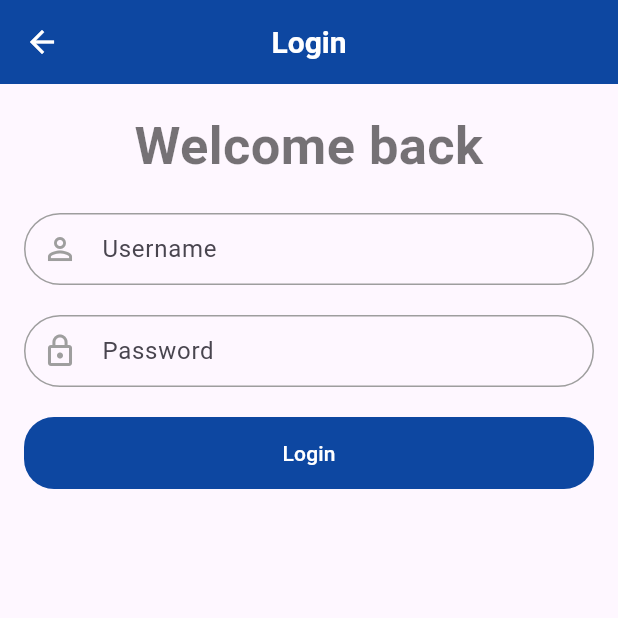
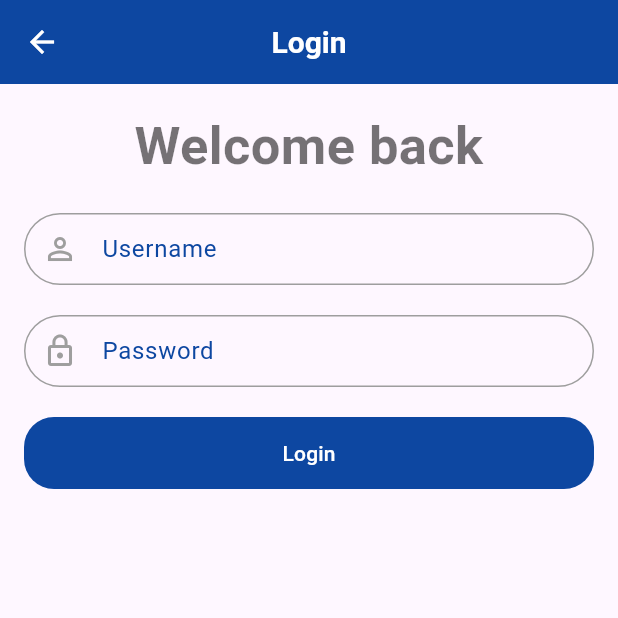
Before and after one commit to morikeli/watchdog-mobile-app, a Flutter app: the screen it shows after launch, after a tap on "Skip", after a tap on "Get started", on a phone screen of 412 x 824 dp, the top half of it. Run offline on Flutter 3.47's test engine with Material 3 defaults, Android fonts, the phone set to English and light mode, and no system bars; our stand-ins replace flutter_map, latlong2, smooth_page_indicator.

Commit message:
replaced initial color with kPrimaryColor

```diff
--- a/lib/pages/login.dart
+++ b/lib/pages/login.dart
@@ -94,6 +94,7 @@ class _LoginPageState extends State<LoginPage> {
                   prefixIcon: const Icon(Icons.person_outline),
                   prefixIconColor: Colors.grey,
                   labelText: 'Username',
+                  labelStyle: const TextStyle(color: kPrimaryColor),
                   hintText: 'Enter your username',
                   contentPadding: const EdgeInsets.symmetric(horizontal: 22, vertical: 10),
                   enabledBorder: OutlineInputBorder(
@@ -121,6 +122,7 @@ class _LoginPageState extends State<LoginPage> {
                   prefixIcon: const Icon(Icons.lock_outline),
                   prefixIconColor: Colors.grey,
                   labelText: 'Password',
+                  labelStyle: const TextStyle(color: kPrimaryColor),
                   hintText: 'Enter your password',
                   contentPadding: const EdgeInsets.symmetric(horizontal: 22, vertical: 10),
                   enabledBorder: OutlineInputBorder(
@@ -147,7 +149,7 @@ class _LoginPageState extends State<LoginPage> {
                 width: double.infinity,
                 decoration: BoxDecoration(
                   borderRadius: BorderRadius.circular(20),
-                  color: Colors.blue.shade900
+                  color: kPrimaryColor
                 ),
                 child: TextButton(
                   onPressed: () {
--- a/lib/screens/onboarding/onboarding.dart
+++ b/lib/screens/onboarding/onboarding.dart
@@ -1,5 +1,6 @@
 import 'package:flutter/material.dart';
 import 'package:smooth_page_indicator/smooth_page_indicator.dart';
+import 'package:watchdog/constants/colors.dart';
 import 'package:watchdog/pages/login.dart';
 import 'package:watchdog/screens/onboarding/onboarding_view.dart';
 
@@ -29,13 +30,13 @@ class _OnboardingScreenState extends State<OnboardingScreen> {
                 onPressed: () {
                   pageController.jumpToPage(controller.items.length - 1);
                 },
-                child: const Text('Skip'),
+                child: const Text('Skip', style: TextStyle(color: kPrimaryColor)),
               ),
               SmoothPageIndicator(
                 controller: pageController,
                 count: controller.items.length,
-                effect: WormEffect(
-                  activeDotColor: Colors.blue.shade900,
+                effect: const WormEffect(
+                  activeDotColor: kPrimaryColor,
                 ),
                 onDotClicked: (index) {
                   pageController.animateToPage(index,
@@ -52,7 +53,7 @@ class _OnboardingScreenState extends State<OnboardingScreen> {
                     curve: Curves.easeIn,
                   );
                 },
-                child: const Text('Next'),
+                child: const Text('Next', style: TextStyle(color: kPrimaryColor)),
               ),
             ],
           ),
```
